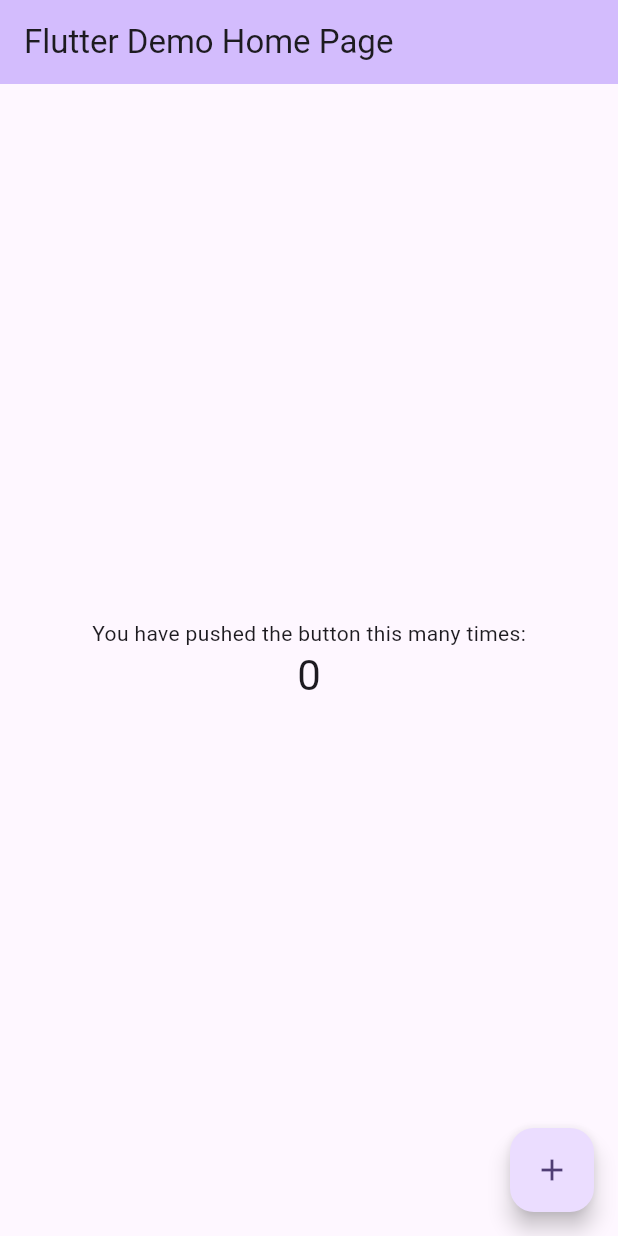
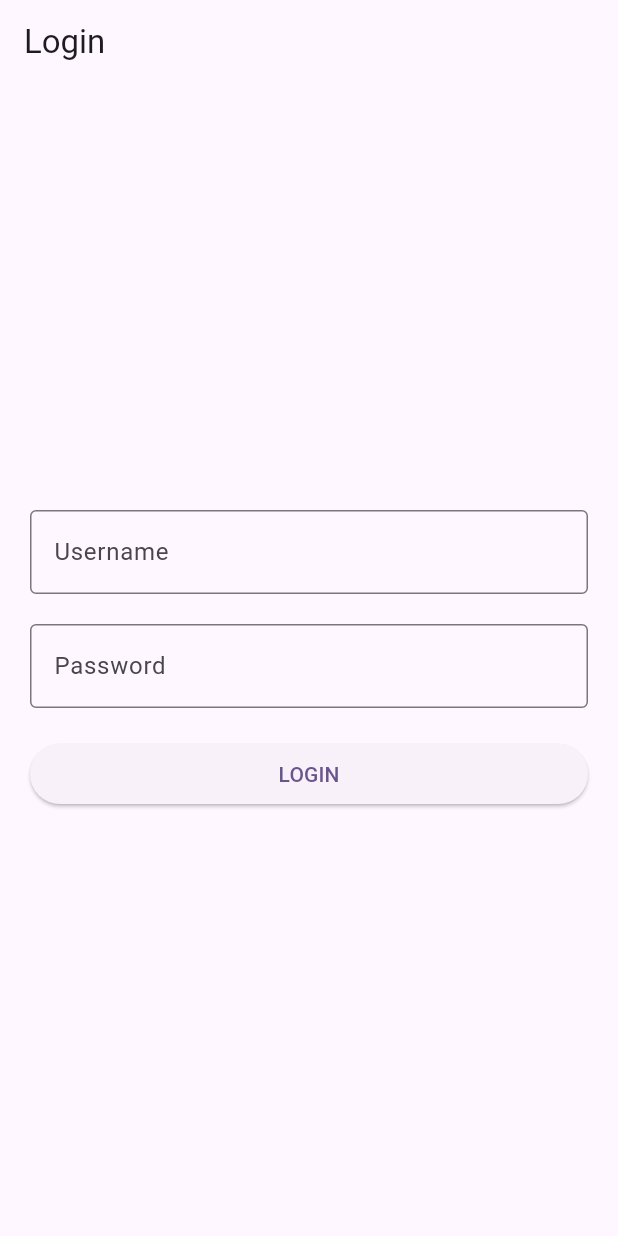
Before and after one commit to PedroFranchEchaniz/Red-Libro, a Flutter app: the screen it shows after launch, on a phone screen of 412 x 824 dp. Run offline on Flutter 3.47's test engine with Material 3 defaults, Android fonts, the phone set to English and light mode, and no system bars; our stand-ins replace bloc, flutter_bloc.

Commit message:
login front

```diff
--- /dev/null
+++ b/app_flutter/lib/blocs/bloc/login_bloc.dart
@@ -0,0 +1,31 @@
+import 'package:app_flutter/models/dto/login_dto.dart';
+import 'package:app_flutter/models/response/login_response.dart';
+import 'package:app_flutter/repositories/auth/auth_repositori.dart';
+
+import 'package:bloc/bloc.dart';
+import 'package:meta/meta.dart';
+
+part 'login_event.dart';
+part 'login_state.dart';
+
+class LoginBloc extends Bloc<LoginEvent, LoginState> {
+  final AuthRepository authRepository;
+
+  LoginBloc(this.authRepository) : super(LoginInitial()) {
+    on<DoLoginEvent>(_doLogin);
+  }
+
+  void _doLogin(DoLoginEvent event, Emitter<LoginState> emit) async {
+    emit(DoLoginLoadin());
+
+    try {
+      final LoginDto loginDto =
+          LoginDto(username: event.username, password: event.password);
+      final reponse = await authRepository.login(loginDto);
+      emit(DoLoginSuccess(reponse));
+      return;
+    } on Exception catch (e) {
+      emit(DoLoginError(e.toString()));
+    }
+  }
+}
--- /dev/null
+++ b/app_flutter/lib/blocs/bloc/login_event.dart
@@ -0,0 +1,10 @@
+part of 'login_bloc.dart';
+
+@immutable
+sealed class LoginEvent {}
+
+class DoLoginEvent extends LoginEvent {
+  final String username;
+  final String password;
+  DoLoginEvent(this.username, this.password);
+}
--- /dev/null
+++ b/app_flutter/lib/blocs/bloc/login_state.dart
@@ -0,0 +1,18 @@
+part of 'login_bloc.dart';
+
+@immutable
+sealed class LoginState {}
+
+final class LoginInitial extends LoginState {}
+
+final class DoLoginLoadin extends LoginState {}
+
+final class DoLoginSuccess extends LoginState {
+  final LogiResponse userLogin;
+  DoLoginSuccess(this.userLogin);
+}
+
+final class DoLoginError extends LoginState {
+  final String errorMessage;
+  DoLoginError(this.errorMessage);
+}
--- a/app_flutter/lib/main.dart
+++ b/app_flutter/lib/main.dart
@@ -1,3 +1,4 @@
+import 'package:app_flutter/pages/login_screen.dart';
 import 'package:flutter/material.dart';
 
 void main() {
@@ -13,113 +14,10 @@
     return MaterialApp(
       title: 'Flutter Demo',
       theme: ThemeData(
-        // This is the theme of your application.
-        //
-        // TRY THIS: Try running your application with "flutter run". You'll see
-        // the application has a purple toolbar. Then, without quitting the app,
-        // try changing the seedColor in the colorScheme below to Colors.green
-        // and then invoke "hot reload" (save your changes or press the "hot
-        // reload" button in a Flutter-supported IDE, or press "r" if you used
-        // the command line to start the app).
-        //
-        // Notice that the counter didn't reset back to zero; the application
-        // state is not lost during the reload. To reset the state, use hot
-        // restart instead.
-        //
-        // This works for code too, not just values: Most code changes can be
-        // tested with just a hot reload.
         colorScheme: ColorScheme.fromSeed(seedColor: Colors.deepPurple),
         useMaterial3: true,
       ),
-      home: const MyHomePage(title: 'Flutter Demo Home Page'),
+      home: const LoginScreen(),
     );
   }
 }
-
-class MyHomePage extends StatefulWidget {
-  const MyHomePage({super.key, required this.title});
-
-  // This widget is the home page of your application. It is stateful, meaning
-  // that it has a State object (defined below) that contains fields that affect
-  // how it looks.
-
-  // This class is the configuration for the state. It holds the values (in this
-  // case the title) provided by the parent (in this case the App widget) and
-  // used by the build method of the State. Fields in a Widget subclass are
-  // always marked "final".
-
-  final String title;
-
-  @override
-  State<MyHomePage> createState() => _MyHomePageState();
-}
-
-class _MyHomePageState extends State<MyHomePage> {
-  int _counter = 0;
-
-  void _incrementCounter() {
-    setState(() {
-      // This call to setState tells the Flutter framework that something has
-      // changed in this State, which causes it to rerun the build method below
-      // so that the display can reflect the updated values. If we changed
-      // _counter without calling setState(), then the build method would not be
-      // called again, and so nothing would appear to happen.
-      _counter++;
-    });
-  }
-
-  @override
-  Widget build(BuildContext context) {
-    // This method is rerun every time setState is called, for instance as done
-    // by the _incrementCounter method above.
-    //
-    // The Flutter framework has been optimized to make rerunning build methods
-    // fast, so that you can just rebuild anything that needs updating rather
-    // than having to individually change instances of widgets.
-    return Scaffold(
-      appBar: AppBar(
-        // TRY THIS: Try changing the color here to a specific color (to
-        // Colors.amber, perhaps?) and trigger a hot reload to see the AppBar
-        // change color while the other colors stay the same.
-        backgroundColor: Theme.of(context).colorScheme.inversePrimary,
-        // Here we take the value from the MyHomePage object that was created by
-        // the App.build method, and use it to set our appbar title.
-        title: Text(widget.title),
-      ),
-      body: Center(
-        // Center is a layout widget. It takes a single child and positions it
-        // in the middle of the parent.
-        child: Column(
-          // Column is also a layout widget. It takes a list of children and
-          // arranges them vertically. By default, it sizes itself to fit its
-          // children horizontally, and tries to be as tall as its parent.
-          //
-          // Column has various properties to control how it sizes itself and
-          // how it positions its children. Here we use mainAxisAlignment to
-          // center the children vertically; the main axis here is the vertical
-          // axis because Columns are vertical (the cross axis would be
-          // horizontal).
-          //
-          // TRY THIS: Invoke "debug painting" (choose the "Toggle Debug Paint"
-          // action in the IDE, or press "p" in the console), to see the
-          // wireframe for each widget.
-          mainAxisAlignment: MainAxisAlignment.center,
-          children: <Widget>[
-            const Text(
-              'You have pushed the button this many times:',
-            ),
-            Text(
-              '$_counter',
-              style: Theme.of(context).textTheme.headlineMedium,
-            ),
-          ],
-        ),
-      ),
-      floatingActionButton: FloatingActionButton(
-        onPressed: _incrementCounter,
-        tooltip: 'Increment',
-        child: const Icon(Icons.add),
-      ), // This trailing comma makes auto-formatting nicer for build methods.
-    );
-  }
-}
--- /dev/null
+++ b/app_flutter/lib/models/dto/login_dto.dart
@@ -0,0 +1,18 @@
+class LoginDto {
+  String? username;
+  String? password;
+
+  LoginDto({this.username, this.password});
+
+  LoginDto.fromJson(Map<String, dynamic> json) {
+    username = json['username'];
+    password = json['password'];
+  }
+
+  Map<String, dynamic> toJson() {
+    final Map<String, dynamic> data = new Map<String, dynamic>();
+    data['username'] = this.username;
+    data['password'] = this.password;
+    return data;
+  }
+}
--- /dev/null
+++ b/app_flutter/lib/models/response/login_response.dart
@@ -0,0 +1,27 @@
+class LogiResponse {
+  String? id;
+  String? username;
+  String? name;
+  List<String>? roles;
+  String? token;
+
+  LogiResponse({this.id, this.username, this.name, this.roles, this.token});
+
+  LogiResponse.fromJson(Map<String, dynamic> json) {
+    id = json['id'];
+    username = json['username'];
+    name = json['name'];
+    roles = json['roles'].cast<String>();
+    token = json['token'];
+  }
+
+  Map<String, dynamic> toJson() {
+    final Map<String, dynamic> data = new Map<String, dynamic>();
+    data['id'] = this.id;
+    data['username'] = this.username;
+    data['name'] = this.name;
+    data['roles'] = this.roles;
+    data['token'] = this.token;
+    return data;
+  }
+}
--- /dev/null
+++ b/app_flutter/lib/pages/login_screen.dart
@@ -0,0 +1,124 @@
+import 'package:app_flutter/repositories/auth/auth_repositori.dart';
+import 'package:flutter/material.dart';
+import 'package:flutter_bloc/flutter_bloc.dart';
+import 'package:app_flutter/blocs/bloc/login_bloc.dart';
+import 'package:app_flutter/repositories/auth/auth_repository_impl.dart';
+
+class LoginScreen extends StatefulWidget {
+  const LoginScreen({Key? key}) : super(key: key);
+
+  @override
+  State<LoginScreen> createState() => _LoginScreenState();
+}
+
+class _LoginScreenState extends State<LoginScreen> {
+  final _formLogin = GlobalKey<FormState>();
+  final userTextController = TextEditingController();
+  final passTextController = TextEditingController();
+
+  late LoginBloc _loginBloc;
+  late AuthRepository authRepository;
+
+  @override
+  void initState() {
+    authRepository = AuthRepositoryImpl();
+    super.initState();
+    _loginBloc = LoginBloc(authRepository);
+  }
+
+  @override
+  void dispose() {
+    userTextController.dispose();
+    passTextController.dispose();
+    _loginBloc.close();
+    super.dispose();
+  }
+
+  @override
+  Widget build(BuildContext context) {
+    return Scaffold(
+      appBar: AppBar(
+        title: const Text('Login'),
+      ),
+      body: BlocProvider(
+        create: (context) => _loginBloc,
+        child: BlocConsumer<LoginBloc, LoginState>(
+          listener: (context, state) {
+            if (state is DoLoginSuccess) {
+              // Implementar navegación a otra pantalla tras el login exitoso
+              // Ejemplo: Navigator.of(context).pushReplacementNamed('/home');
+            } else if (state is DoLoginError) {
+              // Mostrar mensaje de error
+              ScaffoldMessenger.of(context).showSnackBar(
+                SnackBar(content: Text(state.errorMessage)),
+              );
+            }
+          },
+          builder: (context, state) {
+            if (state is DoLoginLoadin) {
+              return const Center(child: CircularProgressIndicator());
+            }
+            return Padding(
+              padding: const EdgeInsets.all(20.0),
+              child: _buildLoginForm(),
+            );
+          },
+        ),
+      ),
+    );
+  }
+
+  Widget _buildLoginForm() {
+    return Form(
+      key: _formLogin,
+      child: Column(
+        mainAxisAlignment: MainAxisAlignment.center,
+        children: [
+          TextFormField(
+            controller: userTextController,
+            decoration: const InputDecoration(
+              border: OutlineInputBorder(),
+              labelText: 'Username',
+            ),
+            validator: (value) {
+              if (value == null || value.isEmpty) {
+                return 'Please enter your username';
+              }
+              return null;
+            },
+          ),
+          const SizedBox(height: 20),
+          TextFormField(
+            controller: passTextController,
+            obscureText: true,
+            decoration: const InputDecoration(
+              border: OutlineInputBorder(),
+              labelText: 'Password',
+            ),
+            validator: (value) {
+              if (value == null || value.isEmpty) {
+                return 'Please enter your password';
+              }
+              return null;
+            },
+          ),
+          const SizedBox(height: 20),
+          SizedBox(
+            width: double.infinity,
+            child: ElevatedButton(
+              onPressed: () {
+                if (_formLogin.currentState!.validate()) {
+                  _loginBloc.add(DoLoginEvent(
+                    userTextController.text,
+                    passTextController.text,
+                  ));
+                }
+              },
+              child: const Text('LOGIN'),
+            ),
+          ),
+        ],
+      ),
+    );
+  }
+}
--- /dev/null
+++ b/app_flutter/lib/repositories/auth/auth_repositori.dart
@@ -0,0 +1,8 @@
+import 'package:app_flutter/models/dto/login_dto.dart';
+import 'package:app_flutter/models/response/login_response.dart';
+
+abstract class AuthRepository {
+  Future<LogiResponse> login(
+      LoginDto
+          loginDto); // Asegúrate de especificar tanto el tipo como el nombre del parámetro.
+}
--- /dev/null
+++ b/app_flutter/lib/repositories/auth/auth_repository_impl.dart
@@ -0,0 +1,29 @@
+import 'dart:convert';
+
+import 'package:app_flutter/models/dto/login_dto.dart';
+import 'package:http/http.dart';
+
+import 'package:app_flutter/models/response/login_response.dart';
+import 'package:app_flutter/repositories/auth/auth_repositori.dart';
+
+class AuthRepositoryImpl extends AuthRepository {
+  final Client _httpClient = Client();
+
+  @override
+  Future<LogiResponse> login(LoginDto loginDto) async {
+    // Asegúrate de que el parámetro tenga un nombre y un tipo correctos.
+    final response = await _httpClient.post(
+      Uri.parse('http://localhost:8080/client/login'),
+      headers: <String, String>{
+        'Content-Type': 'application/json; charset=UTF-8',
+      },
+      body: json
+          .encode(loginDto.toJson()), // Asegúrate de convertir el DTO a JSON.
+    );
+    if (response.statusCode == 200) {
+      return LogiResponse.fromJson(json.decode(response.body));
+    } else {
+      throw Exception('Failed to do login');
+    }
+  }
+}
--- a/app_flutter/pubspec.yaml
+++ b/app_flutter/pubspec.yaml
@@ -30,6 +30,10 @@ environment:
 dependencies:
   flutter:
     sdk: flutter
+  http: ^1.2.0
+  flutter_bloc: ^8.1.3
+  shared_preferences: ^2.2.2
+
 
 
   # The following adds the Cupertino Icons font to your application.
```
Also changed, not shown: app_flutter/pubspec.lock, 1 other file.
